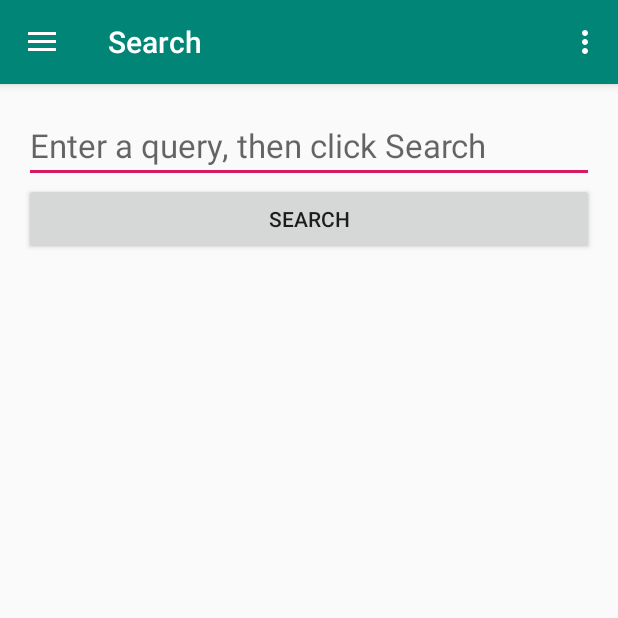
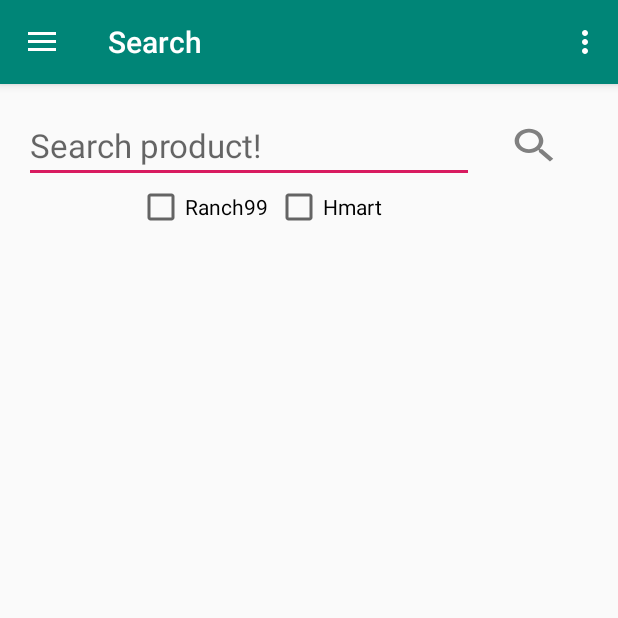
Before and after one commit to YummyLobster/Superior, an Android app: the screen it shows after launch (MainActivity), after a tap on "Search", on a phone screen of 412 x 824 dp, the top half of it. Run offline under Robolectric (Android 15) with nearby library versions, the light colour scheme and no system bars; our stand-ins replace Picasso; pictures from the network do not load; 1 other tap on this screen came first.

Commit message:
add market checkbox

```diff
--- a/app/src/main/java/com/example/phoebee/superiorproject/SearchFragment.java
+++ b/app/src/main/java/com/example/phoebee/superiorproject/SearchFragment.java
@@ -23,8 +23,12 @@ import android.view.MenuItem;
 import android.view.View;
 import android.view.ViewGroup;
 import android.widget.Button;
+import android.widget.CheckBox;
+import android.widget.CompoundButton;
+import android.widget.ImageButton;
 import android.widget.EditText;
 import android.widget.ProgressBar;
+import android.widget.Toast;
 
 import com.example.phoebee.superiorproject.model.Markets;
 import com.example.phoebee.superiorproject.utilities.JSONUtils;
@@ -41,8 +45,20 @@ public class SearchFragment extends Fragment {
     private ProgressBar mProgressBar;
     private MarketsAdapter mAdapter;
     private RecyclerView mGoodList;
-    private Button mBtnSearch;
+
+    private CheckBox mCbRanch99;
+    private CheckBox mCbHmart;
+
+
+    private ImageButton mBtnSearch;
+    private String hmart="0", ranch99="0";
+
+
+
+    //display all products
     private ArrayList<Markets> markets = new ArrayList<>();
+    //display products in certain market
+    private ArrayList<Markets> filterMarket = new ArrayList<>();
 
     @Override
     public void onViewCreated(View view, @Nullable Bundle savedInstanceState){
@@ -62,8 +78,30 @@ public class SearchFragment extends Fragment {
         mProgressBar = (ProgressBar) view.findViewById(R.id.progress);
         mGoodList = (RecyclerView)view.findViewById(R.id.rv_numbers);
 
+        //initiate a checkbox
+        mCbRanch99 = (CheckBox) view.findViewById(R.id.checkbox_ranch99);
+        mCbHmart = (CheckBox) view.findViewById(R.id.checkbox_hmart);
 
-        mBtnSearch = (Button) view.findViewById(R.id.btn_search);
+
+        mCbRanch99.setOnCheckedChangeListener(new CompoundButton.OnCheckedChangeListener() {
+            @Override
+            public void onCheckedChanged(CompoundButton buttonView, boolean isChecked) {
+                if(isChecked)ranch99="1";
+                else ranch99="0";
+            }
+        });
+
+
+        mCbHmart.setOnCheckedChangeListener(new CompoundButton.OnCheckedChangeListener() {
+            @Override
+            public void onCheckedChanged(CompoundButton buttonView, boolean isChecked) {
+                if(isChecked)hmart="1";
+                else hmart="0";
+            }
+        });
+
+
+        mBtnSearch = (ImageButton) view.findViewById(R.id.btn_search);
 
         mBtnSearch.setOnClickListener(new View.OnClickListener() {
             @Override
@@ -89,7 +127,7 @@ public class SearchFragment extends Fragment {
 
     private URL makeGithubSearchQuery() {
         String githubQuery = mSearchBoxEditText.getText().toString();
-        URL githubSearchUrl = NetworkUtils.buildUrl(githubQuery, "1", "0");
+        URL githubSearchUrl = NetworkUtils.buildUrl(githubQuery, ranch99, hmart);
         String urlString = githubSearchUrl.toString();
         Log.d("myURL", urlString);
         return githubSearchUrl;
@@ -126,4 +164,6 @@ public class SearchFragment extends Fragment {
             mAdapter.notifyDataSetChanged();
         }
     }
+
+
 }
--- a/app/src/main/java/com/example/phoebee/superiorproject/utilities/JSONUtils.java
+++ b/app/src/main/java/com/example/phoebee/superiorproject/utilities/JSONUtils.java
@@ -18,6 +18,8 @@ public class JSONUtils {
 
     public static ArrayList<Markets> makeRepositoryList(String jsonResult) {
         ArrayList<Markets> repoList = new ArrayList<>();
+        ArrayList<Markets> ranch99List = new ArrayList<>();
+        ArrayList<Markets> hmartList = new ArrayList<>();
         try {
             JSONArray jsonArray = new JSONArray(jsonResult);
             for (int i = 0; i < jsonArray.length(); i++) {
@@ -28,6 +30,18 @@ public class JSONUtils {
                 String image = object.getString("image");
                 String market = object.getString("market");
                 repoList.add(new Markets(name, price, category, image, market));
+
+                if (market.equals("99 ranch")) {
+                    ranch99List.add(new Markets(name, price, category, image, market));
+
+                }
+
+                //not sure hmart json name
+                if (market.equals("hmart")) {
+                    hmartList.add(new Markets(name, price, category, image, market));
+
+                }
+
             }
         } catch (JSONException e) {
             e.printStackTrace();
--- a/app/src/main/res/drawable-v21/ic_menu_camera.xml
+++ /dev/null
@@ -1,12 +0,0 @@
-<vector xmlns:android="http://schemas.android.com/apk/res/android"
-    android:width="24dp"
-    android:height="24dp"
-    android:viewportWidth="24.0"
-    android:viewportHeight="24.0">
-    <path
-        android:fillColor="#FF000000"
-        android:pathData="M12,12m-3.2,0a3.2,3.2 0,1 1,6.4 0a3.2,3.2 0,1 1,-6.4 0" />
-    <path
-        android:fillColor="#FF000000"
-        android:pathData="M9,2L7.17,4H4c-1.1,0 -2,0.9 -2,2v12c0,1.1 0.9,2 2,2h16c1.1,0 2,-0.9 2,-2V6c0,-1.1 -0.9,-2 -2,-2h-3.17L15,2H9zm3,15c-2.76,0 -5,-2.24 -5,-5s2.24,-5 5,-5 5,2.24 5,5 -2.24,5 -5,5z" />
-</vector>
--- a/app/src/main/res/drawable-v21/ic_menu_gallery.xml
+++ /dev/null
@@ -1,9 +0,0 @@
-<vector xmlns:android="http://schemas.android.com/apk/res/android"
-    android:width="24dp"
-    android:height="24dp"
-    android:viewportWidth="24.0"
-    android:viewportHeight="24.0">
-    <path
-        android:fillColor="#FF000000"
-        android:pathData="M22,16V4c0,-1.1 -0.9,-2 -2,-2H8c-1.1,0 -2,0.9 -2,2v12c0,1.1 0.9,2 2,2h12c1.1,0 2,-0.9 2,-2zm-11,-4l2.03,2.71L16,11l4,5H8l3,-4zM2,6v14c0,1.1 0.9,2 2,2h14v-2H4V6H2z" />
-</vector>
--- /dev/null
+++ b/app/src/main/res/drawable/ic_account_balance_wallet_black_24dp.xml
@@ -0,0 +1,5 @@
+<vector android:height="24dp" android:tint="#7B8078"
+    android:viewportHeight="24.0" android:viewportWidth="24.0"
+    android:width="24dp" xmlns:android="http://schemas.android.com/apk/res/android">
+    <path android:fillColor="#FF000000" android:pathData="M21,18v1c0,1.1 -0.9,2 -2,2L5,21c-1.11,0 -2,-0.9 -2,-2L3,5c0,-1.1 0.89,-2 2,-2h14c1.1,0 2,0.9 2,2v1h-9c-1.11,0 -2,0.9 -2,2v8c0,1.1 0.89,2 2,2h9zM12,16h10L22,8L12,8v8zM16,13.5c-0.83,0 -1.5,-0.67 -1.5,-1.5s0.67,-1.5 1.5,-1.5 1.5,0.67 1.5,1.5 -0.67,1.5 -1.5,1.5z"/>
+</vector>
--- /dev/null
+++ b/app/src/main/res/drawable/ic_menu_search.xml
@@ -0,0 +1,5 @@
+<vector android:height="24dp" android:tint="#7B8078"
+    android:viewportHeight="24.0" android:viewportWidth="24.0"
+    android:width="24dp" xmlns:android="http://schemas.android.com/apk/res/android">
+    <path android:fillColor="#FF000000" android:pathData="M15.5,14h-0.79l-0.28,-0.27C15.41,12.59 16,11.11 16,9.5 16,5.91 13.09,3 9.5,3S3,5.91 3,9.5 5.91,16 9.5,16c1.61,0 3.09,-0.59 4.23,-1.57l0.27,0.28v0.79l5,4.99L20.49,19l-4.99,-5zM9.5,14C7.01,14 5,11.99 5,9.5S7.01,5 9.5,5 14,7.01 14,9.5 11.99,14 9.5,14z"/>
+</vector>
--- /dev/null
+++ b/app/src/main/res/drawable/ic_search_black_24dp.xml
@@ -0,0 +1,5 @@
+<vector android:height="30dp" android:tint="#808080"
+    android:viewportHeight="24.0" android:viewportWidth="24.0"
+    android:width="35dp" xmlns:android="http://schemas.android.com/apk/res/android">
+    <path android:fillColor="#FF000000" android:pathData="M15.5,14h-0.79l-0.28,-0.27C15.41,12.59 16,11.11 16,9.5 16,5.91 13.09,3 9.5,3S3,5.91 3,9.5 5.91,16 9.5,16c1.61,0 3.09,-0.59 4.23,-1.57l0.27,0.28v0.79l5,4.99L20.49,19l-4.99,-5zM9.5,14C7.01,14 5,11.99 5,9.5S7.01,5 9.5,5 14,7.01 14,9.5 11.99,14 9.5,14z"/>
+</vector>
--- /dev/null
+++ b/app/src/main/res/drawable/ic_shopping_cart_black_24dp.xml
@@ -0,0 +1,5 @@
+<vector android:height="24dp" android:tint="#7B8078"
+    android:viewportHeight="24.0" android:viewportWidth="24.0"
+    android:width="24dp" xmlns:android="http://schemas.android.com/apk/res/android">
+    <path android:fillColor="#FF000000" android:pathData="M7,18c-1.1,0 -1.99,0.9 -1.99,2S5.9,22 7,22s2,-0.9 2,-2 -0.9,-2 -2,-2zM1,2v2h2l3.6,7.59 -1.35,2.45c-0.16,0.28 -0.25,0.61 -0.25,0.96 0,1.1 0.9,2 2,2h12v-2L7.42,15c-0.14,0 -0.25,-0.11 -0.25,-0.25l0.03,-0.12 0.9,-1.63h7.45c0.75,0 1.41,-0.41 1.75,-1.03l3.58,-6.49c0.08,-0.14 0.12,-0.31 0.12,-0.48 0,-0.55 -0.45,-1 -1,-1L5.21,4l-0.94,-2L1,2zM17,18c-1.1,0 -1.99,0.9 -1.99,2s0.89,2 1.99,2 2,-0.9 2,-2 -0.9,-2 -2,-2z"/>
+</vector>
--- a/app/src/main/res/layout/nav_search.xml
+++ b/app/src/main/res/layout/nav_search.xml
@@ -1,35 +1,72 @@
 <?xml version="1.0" encoding="utf-8"?>
-<LinearLayout
-    xmlns:android="http://schemas.android.com/apk/res/android"
+<LinearLayout xmlns:android="http://schemas.android.com/apk/res/android"
+    xmlns:tools="http://schemas.android.com/tools"
     android:layout_width="match_parent"
     android:layout_height="match_parent"
     android:orientation="vertical"
     android:padding="16dp">
 
+    <RelativeLayout
+        android:layout_width="wrap_content"
+        android:layout_height="wrap_content">
+
         <EditText
             android:id="@+id/et_search_box"
-        android:layout_width="match_parent"
+            android:layout_width="300dp"
             android:layout_height="wrap_content"
             android:layout_marginTop="0dp"
-        android:hint="Enter a query, then click Search"
+            android:hint="Search product!"
             android:textSize="22sp" />
-    <Button
+
+        <ImageButton
             android:id="@+id/btn_search"
             android:layout_width="match_parent"
             android:layout_height="wrap_content"
-        android:text="Search" />
+            android:layout_alignParentEnd="true"
+            android:layout_alignParentRight="true"
+            android:layout_centerVertical="true"
+            android:layout_marginStart="0dp"
+            android:layout_marginLeft="0dp"
+            android:layout_marginEnd="0dp"
+            android:layout_marginRight="0dp"
+            android:layout_toEndOf="@+id/et_search_box"
+            android:layout_toRightOf="@+id/et_search_box"
+            android:background="@null"
+            android:src="@drawable/ic_search_black_24dp" />
+    </RelativeLayout>
+
+    <RelativeLayout
+        android:layout_width="wrap_content"
+        android:layout_height="wrap_content">
+    <CheckBox
+        android:id="@+id/checkbox_ranch99"
+        android:layout_width="wrap_content"
+        android:layout_height="wrap_content"
+        android:text="Ranch99"
+        android:layout_centerHorizontal="true"
+        android:checked="false"/>
+
+    <CheckBox
+        android:id="@+id/checkbox_hmart"
+        android:layout_width="wrap_content"
+        android:layout_height="wrap_content"
+        android:layout_marginStart="80dp"
+        android:layout_marginLeft="80dp"
+        android:layout_toEndOf="@+id/checkbox_ranch99"
+        android:layout_toRightOf="@id/checkbox_ranch99"
+        android:text="Hmart"
+        android:checked="false"/>
+    </RelativeLayout>
 
     <ProgressBar
         android:id="@+id/progress"
         android:layout_width="wrap_content"
         android:layout_height="wrap_content"
-        android:visibility="gone"/>
-
+        android:visibility="gone" />
     <android.support.v7.widget.RecyclerView
         android:id="@+id/rv_numbers"
         android:layout_width="match_parent"
         android:layout_height="match_parent" />
 
 
-
 </LinearLayout>
--- a/app/src/main/res/menu/activity_main_drawer.xml
+++ b/app/src/main/res/menu/activity_main_drawer.xml
@@ -6,15 +6,15 @@
     <group android:checkableBehavior="single">
         <item
             android:id="@+id/nav_search"
-            android:icon="@drawable/ic_menu_camera"
+            android:icon="@drawable/ic_menu_search"
             android:title="Search" />
         <item
             android:id="@+id/nav_cart"
-            android:icon="@drawable/ic_menu_gallery"
+            android:icon="@drawable/ic_shopping_cart_black_24dp"
             android:title="Cart" />
         <item
             android:id="@+id/nav_record"
-            android:icon="@drawable/ic_menu_slideshow"
+            android:icon="@drawable/ic_account_balance_wallet_black_24dp"
             android:title="Record" />
         <item
             android:id="@+id/nav_manage"
--- a/app/src/main/res/menu/main.xml
+++ b/app/src/main/res/menu/main.xml
@@ -1,6 +1,9 @@
 <?xml version="1.0" encoding="utf-8"?>
 <menu xmlns:android="http://schemas.android.com/apk/res/android"
-    xmlns:app="http://schemas.android.com/apk/res-auto">
+    xmlns:app="http://schemas.android.com/apk/res-auto"
+    xmlns:tools="http://schemas.android.com/tools"
+    tools:context=".activity.MainActivity">
+
     <item
         android:id="@+id/action_settings"
         android:orderInCategory="100"
--- a/app/src/main/res/values/drawables.xml
+++ b/app/src/main/res/values/drawables.xml
@@ -1,6 +1,6 @@
 <resources xmlns:android="http://schemas.android.com/apk/res/android">
-    <item name="ic_menu_camera" type="drawable">@android:drawable/ic_menu_camera</item>
-    <item name="ic_menu_gallery" type="drawable">@android:drawable/ic_menu_gallery</item>
+    <item name="ic_menu_search" type="drawable">@android:drawable/ic_menu_search</item>
+    <item name="ic_menu_cart" type="drawable">@android:drawable/ic_menu_add</item>
     <item name="ic_menu_slideshow" type="drawable">@android:drawable/ic_menu_slideshow</item>
     <item name="ic_menu_manage" type="drawable">@android:drawable/ic_menu_manage</item>
     <item name="ic_menu_share" type="drawable">@android:drawable/ic_menu_share</item>
```
Lines whose indentation alone changed are shown as unchanged.
